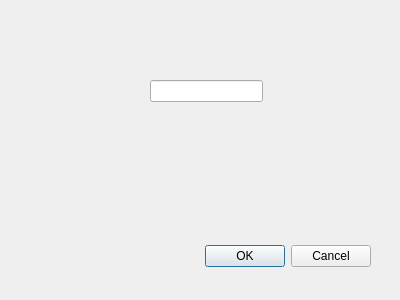
banksimul2022/group9, file PinCodeDLL/logindialog.ui: the form before one commit.
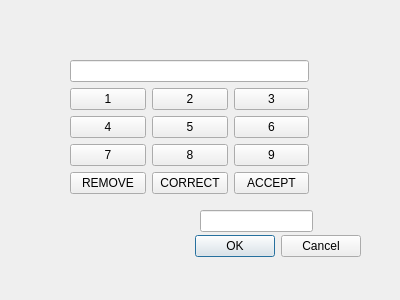
The form after the commit.

```diff
--- a/PinCodeDLL/logindialog.ui
+++ b/PinCodeDLL/logindialog.ui
@@ -16,8 +16,8 @@
   <widget class="QDialogButtonBox" name="buttonBox">
    <property name="geometry">
     <rect>
-     <x>30</x>
-     <y>240</y>
+     <x>20</x>
+     <y>230</y>
      <width>341</width>
      <height>32</height>
     </rect>
@@ -32,13 +32,119 @@
   <widget class="QLineEdit" name="lineEdit">
    <property name="geometry">
     <rect>
-     <x>150</x>
-     <y>80</y>
+     <x>200</x>
+     <y>210</y>
      <width>113</width>
      <height>22</height>
     </rect>
    </property>
   </widget>
+  <widget class="QWidget" name="gridLayoutWidget">
+   <property name="geometry">
+    <rect>
+     <x>70</x>
+     <y>60</y>
+     <width>239</width>
+     <height>138</height>
+    </rect>
+   </property>
+   <layout class="QGridLayout" name="gridLayout">
+    <item row="3" column="2">
+     <widget class="QPushButton" name="BTN_9">
+      <property name="text">
+       <string>9</string>
+      </property>
+     </widget>
+    </item>
+    <item row="1" column="1">
+     <widget class="QPushButton" name="BTN_2">
+      <property name="text">
+       <string>2</string>
+      </property>
+     </widget>
+    </item>
+    <item row="2" column="0">
+     <widget class="QPushButton" name="BTN_4">
+      <property name="text">
+       <string>4</string>
+      </property>
+     </widget>
+    </item>
+    <item row="1" column="2">
+     <widget class="QPushButton" name="BTN_3">
+      <property name="text">
+       <string>3</string>
+      </property>
+     </widget>
+    </item>
+    <item row="3" column="0">
+     <widget class="QPushButton" name="BTN_7">
+      <property name="text">
+       <string>7</string>
+      </property>
+     </widget>
+    </item>
+    <item row="1" column="0">
+     <widget class="QPushButton" name="BTN_1">
+      <property name="text">
+       <string>1</string>
+      </property>
+     </widget>
+    </item>
+    <item row="2" column="2">
+     <widget class="QPushButton" name="BTN_6">
+      <property name="text">
+       <string>6</string>
+      </property>
+     </widget>
+    </item>
+    <item row="3" column="1">
+     <widget class="QPushButton" name="BTN_8">
+      <property name="text">
+       <string>8</string>
+      </property>
+     </widget>
+    </item>
+    <item row="0" column="0" colspan="3">
+     <widget class="QLineEdit" name="PINCODELINE">
+      <property name="text">
+       <string/>
+      </property>
+      <property name="echoMode">
+       <enum>QLineEdit::Normal</enum>
+      </property>
+     </widget>
+    </item>
+    <item row="2" column="1">
+     <widget class="QPushButton" name="BTN_5">
+      <property name="text">
+       <string>5</string>
+      </property>
+     </widget>
+    </item>
+    <item row="4" column="0">
+     <widget class="QPushButton" name="REMOVE">
+      <property name="text">
+       <string>REMOVE</string>
+      </property>
+     </widget>
+    </item>
+    <item row="4" column="1">
+     <widget class="QPushButton" name="CORRECT">
+      <property name="text">
+       <string>CORRECT</string>
+      </property>
+     </widget>
+    </item>
+    <item row="4" column="2">
+     <widget class="QPushButton" name="ACCEPT">
+      <property name="text">
+       <string>ACCEPT</string>
+      </property>
+     </widget>
+    </item>
+   </layout>
+  </widget>
  </widget>
  <resources/>
  <connections>
```
